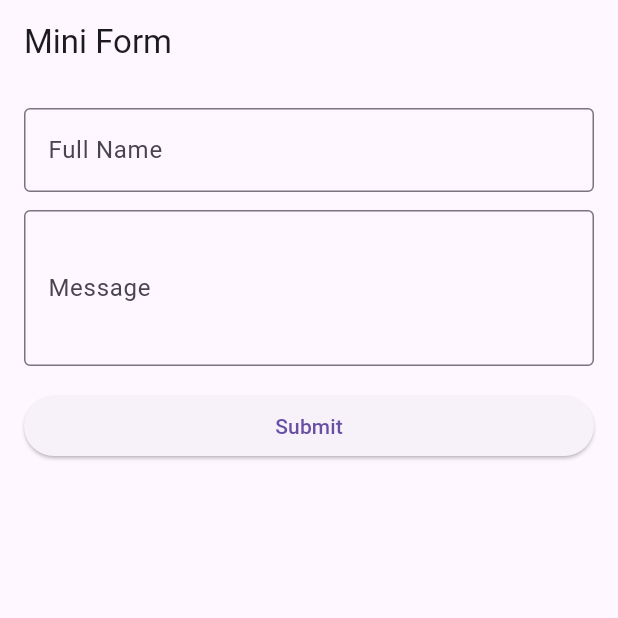
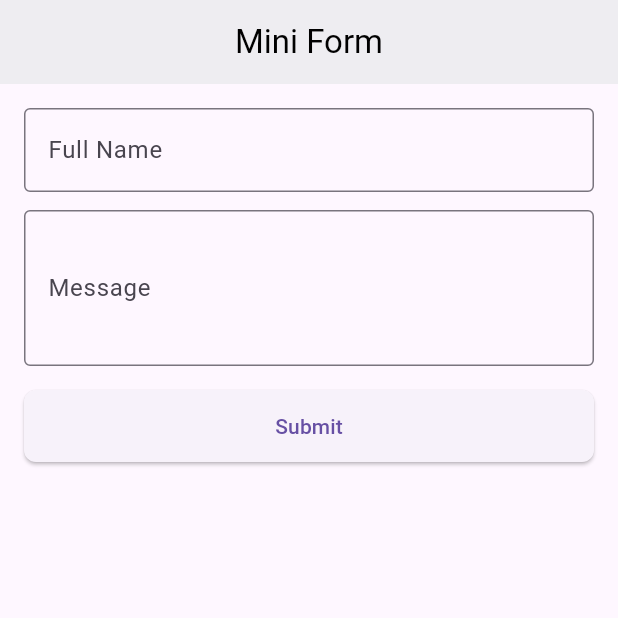
Before and after one commit to NicoJohnSanLorenzo/bsis3A-flutter-form-SanLorenzo, a Flutter app: the screen it shows after launch, on a phone screen of 412 x 824 dp, the top half of it. Run offline on Flutter 3.47's test engine with Material 3 defaults, Android fonts, the phone set to English and light mode, and no system bars.

Commit message:
Second Commit (Polished main.dart)

```diff
--- a/lib/main.dart
+++ b/lib/main.dart
@@ -48,9 +48,14 @@ class _MiniFormState extends State<MiniForm> {
   Widget build(BuildContext context) {
     return Scaffold(
       appBar: AppBar(
-        title: const Text('Mini Form'),
+        centerTitle: true,
+        backgroundColor:  Colors.grey[100],
+        elevation: 1,
+        title: const Text('Mini Form', style: TextStyle(color: Colors.black),
+        ),
+        iconTheme: const IconThemeData(color: Colors.black),
       ),
-      body: Padding(
+      body: SingleChildScrollView(
         padding: const EdgeInsets.all(16),
         child: Column(
           crossAxisAlignment: CrossAxisAlignment.stretch,
@@ -92,7 +97,13 @@ class _MiniFormState extends State<MiniForm> {
             ),
             const SizedBox(height: 16),
             ElevatedButton(
-              onPressed: _submitForm,
+              style: ElevatedButton.styleFrom(
+                padding: const EdgeInsets.symmetric(vertical: 14),
+                  shape: RoundedRectangleBorder(
+                    borderRadius: BorderRadius.circular(8),
+                                            ),
+                                          ),
+            onPressed: _submitForm,
               child: const Text('Submit'),
             ),
             const SizedBox(height: 20),
@@ -109,8 +120,8 @@ class _MiniFormState extends State<MiniForm> {
                       const Text(
                         'Preview',
                         style: TextStyle(
-                          fontSize: 16,
-                          fontWeight: FontWeight.bold,
+                          fontSize: 18,
+                          fontWeight: FontWeight.w600,
                         ),
                       ),
                       const SizedBox(height: 8),
```
